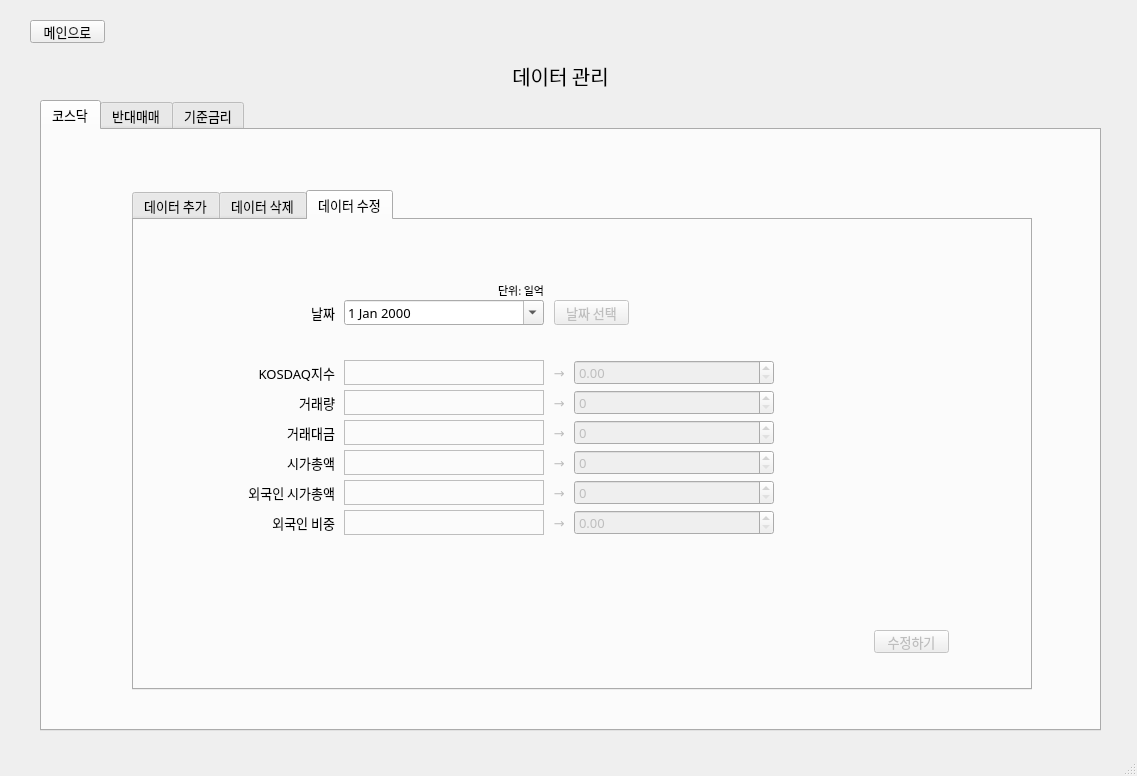
syarin03/kosdaq, file main.ui: the form before one commit.
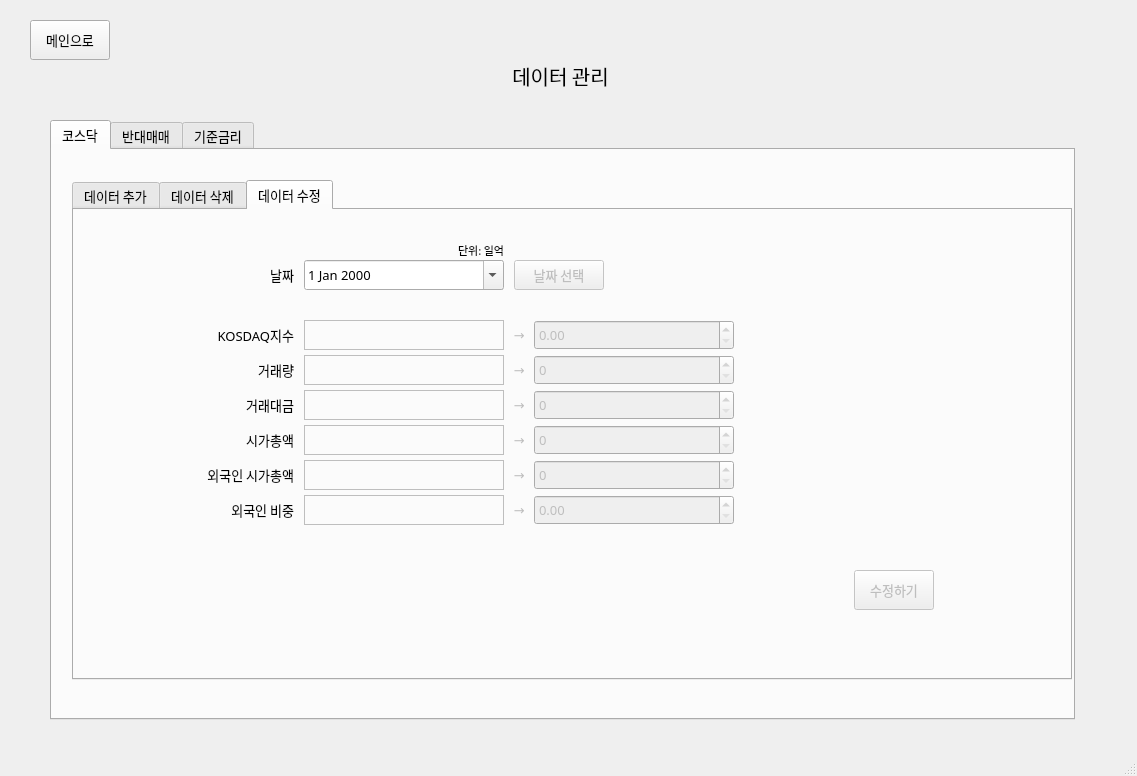
The form after the commit. The open tabs and pages were chosen to show the change. Custom widgets are drawn as their Qt base class.

Commit message: UI 다듬을 것

```diff
--- a/main.ui
+++ b/main.ui
@@ -966,8 +966,8 @@
        <rect>
         <x>10</x>
         <y>10</y>
-        <width>75</width>
-        <height>23</height>
+        <width>80</width>
+        <height>40</height>
        </rect>
       </property>
       <property name="font">
@@ -983,10 +983,10 @@
      <widget class="QTabWidget" name="tab_manage">
       <property name="geometry">
        <rect>
-        <x>20</x>
-        <y>90</y>
-        <width>1061</width>
-        <height>631</height>
+        <x>30</x>
+        <y>110</y>
+        <width>1025</width>
+        <height>600</height>
        </rect>
       </property>
       <property name="font">
@@ -1008,9 +1008,9 @@
         </property>
         <property name="geometry">
          <rect>
-          <x>90</x>
-          <y>60</y>
-          <width>900</width>
+          <x>20</x>
+          <y>30</y>
+          <width>1000</width>
           <height>500</height>
          </rect>
         </property>
@@ -1755,17 +1755,17 @@
          <widget class="QWidget" name="widget_3" native="true">
           <property name="geometry">
            <rect>
-            <x>70</x>
-            <y>50</y>
-            <width>821</width>
-            <height>411</height>
+            <x>20</x>
+            <y>10</y>
+            <width>900</width>
+            <height>450</height>
            </rect>
           </property>
           <widget class="QLabel" name="kosdaq_label_edit">
            <property name="geometry">
             <rect>
-             <x>140</x>
-             <y>60</y>
+             <x>210</x>
+             <y>70</y>
              <width>200</width>
              <height>20</height>
             </rect>
@@ -1779,23 +1779,23 @@
            <property name="font">
             <font>
              <family>맑은 고딕</family>
-             <pointsize>8</pointsize>
+             <pointsize>7</pointsize>
             </font>
            </property>
            <property name="text">
             <string/>
            </property>
            <property name="alignment">
-            <set>Qt::AlignRight|Qt::AlignTop|Qt::AlignTrailing</set>
+            <set>Qt::AlignRight|Qt::AlignTrailing|Qt::AlignVCenter</set>
            </property>
           </widget>
           <widget class="QLabel" name="label_22">
            <property name="geometry">
             <rect>
-             <x>30</x>
-             <y>120</y>
-             <width>101</width>
-             <height>25</height>
+             <x>50</x>
+             <y>135</y>
+             <width>150</width>
+             <height>30</height>
             </rect>
            </property>
            <property name="text">
@@ -1808,10 +1808,10 @@
           <widget class="QDateEdit" name="kosdaq_date_edit">
            <property name="geometry">
             <rect>
-             <x>140</x>
-             <y>30</y>
+             <x>210</x>
+             <y>40</y>
              <width>200</width>
-             <height>25</height>
+             <height>30</height>
             </rect>
            </property>
            <property name="calendarPopup">
@@ -1821,10 +1821,10 @@
           <widget class="QLabel" name="label_23">
            <property name="geometry">
             <rect>
-             <x>30</x>
-             <y>150</y>
-             <width>101</width>
-             <height>25</height>
+             <x>50</x>
+             <y>170</y>
+             <width>150</width>
+             <height>30</height>
             </rect>
            </property>
            <property name="text">
@@ -1837,10 +1837,10 @@
           <widget class="QLabel" name="label_24">
            <property name="geometry">
             <rect>
-             <x>30</x>
-             <y>210</y>
-             <width>101</width>
-             <height>25</height>
+             <x>50</x>
+             <y>240</y>
+             <width>150</width>
+             <height>30</height>
             </rect>
            </property>
            <property name="text">
@@ -1853,10 +1853,10 @@
           <widget class="QLabel" name="label_25">
            <property name="geometry">
             <rect>
-             <x>30</x>
-             <y>180</y>
-             <width>101</width>
-             <height>25</height>
+             <x>50</x>
+             <y>205</y>
+             <width>150</width>
+             <height>30</height>
             </rect>
            </property>
            <property name="text">
@@ -1872,19 +1872,19 @@
            </property>
            <property name="geometry">
             <rect>
-             <x>140</x>
-             <y>90</y>
-             <width>651</width>
-             <height>301</height>
+             <x>210</x>
+             <y>100</y>
+             <width>650</width>
+             <height>300</height>
             </rect>
            </property>
            <widget class="QDoubleSpinBox" name="kosdaq_spin_edit6">
             <property name="geometry">
              <rect>
               <x>230</x>
-              <y>150</y>
+              <y>175</y>
               <width>200</width>
-              <height>25</height>
+              <height>30</height>
              </rect>
             </property>
             <property name="decimals">
@@ -1901,9 +1901,9 @@
             <property name="geometry">
              <rect>
               <x>230</x>
-              <y>30</y>
+              <y>35</y>
               <width>200</width>
-              <height>25</height>
+              <height>30</height>
              </rect>
             </property>
             <property name="maximum">
@@ -1916,7 +1916,7 @@
               <x>230</x>
               <y>0</y>
               <width>200</width>
-              <height>25</height>
+              <height>30</height>
              </rect>
             </property>
             <property name="decimals">
@@ -1933,9 +1933,9 @@
             <property name="geometry">
              <rect>
               <x>230</x>
-              <y>60</y>
+              <y>70</y>
               <width>200</width>
-              <height>25</height>
+              <height>30</height>
              </rect>
             </property>
             <property name="maximum">
@@ -1946,9 +1946,9 @@
             <property name="geometry">
              <rect>
               <x>230</x>
-              <y>90</y>
+              <y>105</y>
               <width>200</width>
-              <height>25</height>
+              <height>30</height>
              </rect>
             </property>
             <property name="maximum">
@@ -1959,9 +1959,9 @@
             <property name="geometry">
              <rect>
               <x>230</x>
-              <y>120</y>
+              <y>140</y>
               <width>200</width>
-              <height>25</height>
+              <height>30</height>
              </rect>
             </property>
             <property name="maximum">
@@ -1972,9 +1972,9 @@
             <property name="geometry">
              <rect>
               <x>0</x>
-              <y>90</y>
+              <y>105</y>
               <width>200</width>
-              <height>25</height>
+              <height>30</height>
              </rect>
             </property>
             <property name="autoFillBackground">
@@ -1991,9 +1991,9 @@
             <property name="geometry">
              <rect>
               <x>0</x>
-              <y>150</y>
+              <y>175</y>
               <width>200</width>
-              <height>25</height>
+              <height>30</height>
              </rect>
             </property>
             <property name="autoFillBackground">
@@ -2012,7 +2012,7 @@
               <x>0</x>
               <y>0</y>
               <width>200</width>
-              <height>25</height>
+              <height>30</height>
              </rect>
             </property>
             <property name="autoFillBackground">
@@ -2029,9 +2029,9 @@
             <property name="geometry">
              <rect>
               <x>0</x>
-              <y>60</y>
+              <y>70</y>
               <width>200</width>
-              <height>25</height>
+              <height>30</height>
              </rect>
             </property>
             <property name="autoFillBackground">
@@ -2048,9 +2048,9 @@
             <property name="geometry">
              <rect>
               <x>0</x>
-              <y>120</y>
+              <y>140</y>
               <width>200</width>
-              <height>25</height>
+              <height>30</height>
              </rect>
             </property>
             <property name="autoFillBackground">
@@ -2067,9 +2067,9 @@
             <property name="geometry">
              <rect>
               <x>0</x>
-              <y>30</y>
+              <y>35</y>
               <width>200</width>
-              <height>25</height>
+              <height>30</height>
              </rect>
             </property>
             <property name="autoFillBackground">
@@ -2088,7 +2088,7 @@
               <x>200</x>
               <y>0</y>
               <width>30</width>
-              <height>25</height>
+              <height>30</height>
              </rect>
             </property>
             <property name="text">
@@ -2102,9 +2102,9 @@
             <property name="geometry">
              <rect>
               <x>200</x>
-              <y>30</y>
+              <y>35</y>
               <width>30</width>
-              <height>25</height>
+              <height>30</height>
              </rect>
             </property>
             <property name="text">
@@ -2118,9 +2118,9 @@
             <property name="geometry">
              <rect>
               <x>200</x>
-              <y>60</y>
+              <y>70</y>
               <width>30</width>
-              <height>25</height>
+              <height>30</height>
              </rect>
             </property>
             <property name="text">
@@ -2134,9 +2134,9 @@
             <property name="geometry">
              <rect>
               <x>200</x>
-              <y>90</y>
+              <y>105</y>
               <width>30</width>
-              <height>25</height>
+              <height>30</height>
              </rect>
             </property>
             <property name="text">
@@ -2150,9 +2150,9 @@
             <property name="geometry">
              <rect>
               <x>200</x>
-              <y>120</y>
+              <y>140</y>
               <width>30</width>
-              <height>25</height>
+              <height>30</height>
              </rect>
             </property>
             <property name="text">
@@ -2166,9 +2166,9 @@
             <property name="geometry">
              <rect>
               <x>200</x>
-              <y>150</y>
+              <y>175</y>
               <width>30</width>
-              <height>25</height>
+              <height>30</height>
              </rect>
             </property>
             <property name="text">
@@ -2184,10 +2184,10 @@
             </property>
             <property name="geometry">
              <rect>
-              <x>530</x>
-              <y>270</y>
-              <width>75</width>
-              <height>23</height>
+              <x>550</x>
+              <y>250</y>
+              <width>80</width>
+              <height>40</height>
              </rect>
             </property>
             <property name="text">
@@ -2198,10 +2198,10 @@
           <widget class="QLabel" name="label_26">
            <property name="geometry">
             <rect>
-             <x>30</x>
-             <y>90</y>
-             <width>101</width>
-             <height>25</height>
+             <x>50</x>
+             <y>100</y>
+             <width>150</width>
+             <height>30</height>
             </rect>
            </property>
            <property name="text">
@@ -2214,10 +2214,10 @@
           <widget class="QLabel" name="label_27">
            <property name="geometry">
             <rect>
-             <x>30</x>
-             <y>30</y>
-             <width>101</width>
-             <height>25</height>
+             <x>50</x>
+             <y>40</y>
+             <width>150</width>
+             <height>30</height>
             </rect>
            </property>
            <property name="text">
@@ -2230,10 +2230,10 @@
           <widget class="QLabel" name="label_28">
            <property name="geometry">
             <rect>
-             <x>30</x>
-             <y>240</y>
-             <width>101</width>
-             <height>25</height>
+             <x>50</x>
+             <y>275</y>
+             <width>150</width>
+             <height>30</height>
             </rect>
            </property>
            <property name="text">
@@ -2246,8 +2246,8 @@
           <widget class="QLabel" name="label_31">
            <property name="geometry">
             <rect>
-             <x>240</x>
-             <y>10</y>
+             <x>310</x>
+             <y>20</y>
              <width>100</width>
              <height>20</height>
             </rect>
@@ -2271,10 +2271,10 @@
            </property>
            <property name="geometry">
             <rect>
-             <x>350</x>
-             <y>30</y>
-             <width>75</width>
-             <height>25</height>
+             <x>420</x>
+             <y>40</y>
+             <width>90</width>
+             <height>30</height>
             </rect>
            </property>
            <property name="text">
```
Left out of the diff: 204 changed lines with no effect on the pictures.
